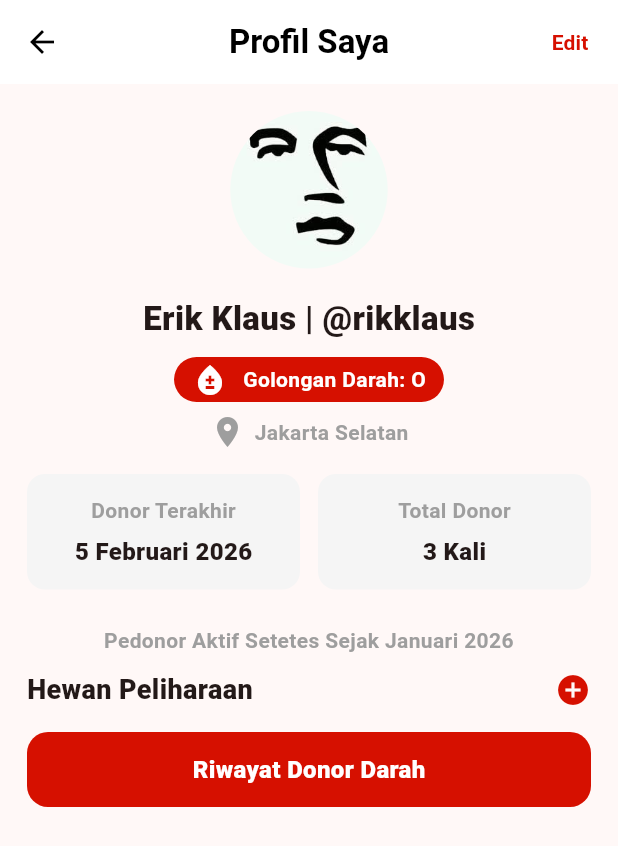
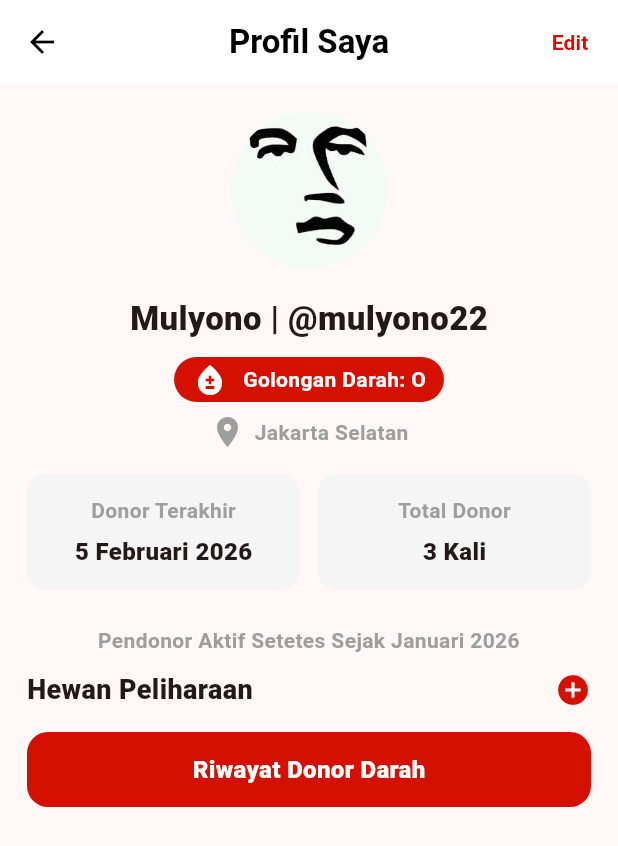
Before and after one commit to ErikKlaus/training_flutter, a Flutter app: the screen it shows after launch, on a phone screen of 412 x 824 dp. Shown: the top 846 px of the screen. Run offline on Flutter 3.47's test engine with Material 3 defaults, Android fonts, the phone set to English and light mode, and no system bars.

Commit message:
Perubahan Nama dan Nickname

```diff
--- a/lib/tugas_2/tugas2.dart
+++ b/lib/tugas_2/tugas2.dart
@@ -55,7 +55,7 @@ class Tugas2 extends StatelessWidget {
 
             const Center(
               child: Text(
-                "Erik Klaus | @rikklaus",
+                "Mulyono | @mulyono22",
                 style: TextStyle(fontSize: 22, fontWeight: FontWeight.w800),
               ),
             ),
@@ -187,7 +187,7 @@ class Tugas2 extends StatelessWidget {
             Padding(
               padding: const EdgeInsets.symmetric(horizontal: 18),
               child: Text(
-                "Pedonor Aktif Setetes Sejak Januari 2026",
+                "Pendonor Aktif Setetes Sejak Januari 2026",
                 textAlign: TextAlign.center,
                 style: const TextStyle(
                   color: Colors.grey,
```
